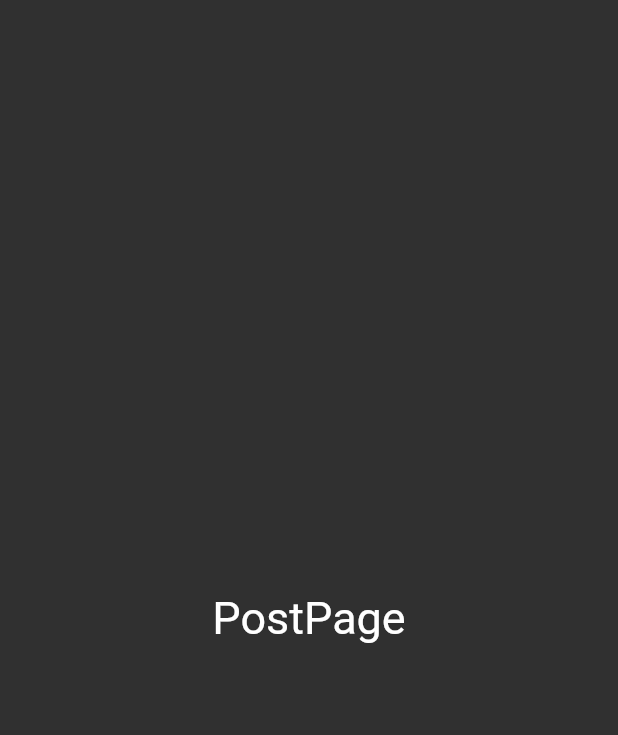
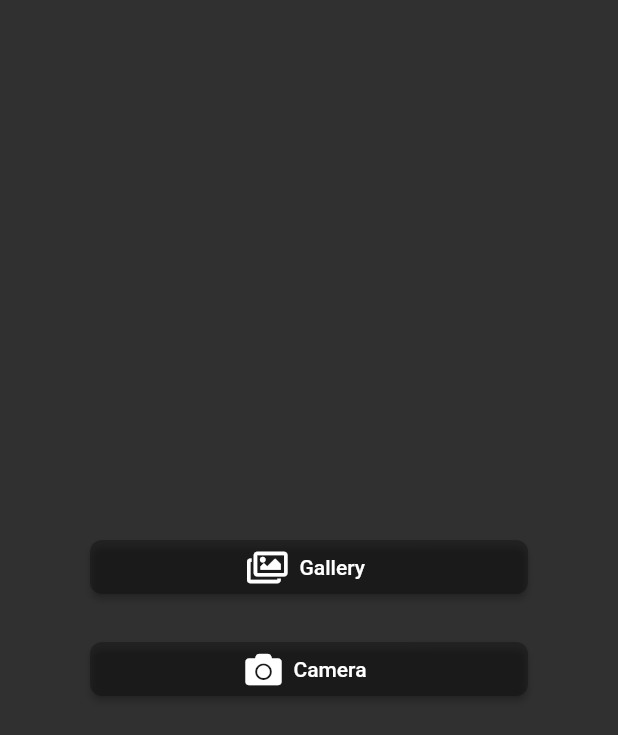
Before and after one commit to sugiyamasyogo/training_6_instaclone, a Flutter app: the PostPage screen opened directly, on a phone screen of 412 x 824 dp. Shown: the top 735 px of the screen. Run offline on Flutter 3.47's test engine with Material 2 defaults, Android fonts, the phone set to English and light mode, and no system bars; our stand-ins replace cloud_firestore, firebase_auth, firebase_core, fluttertoast, font_awesome_flutter, google_sign_in and 1 more; accounts and stored records are empty; Roboto replaces fonts that are missing (NotoSansJP-Medium).

Commit message:
Post_page ButtonWithIcon(ギャラリー＆カメラ)

```diff
--- a/lib/main.dart
+++ b/lib/main.dart
@@ -41,7 +41,7 @@ class MyApp extends StatelessWidget {
       theme: ThemeData(
           brightness: Brightness.dark,
           elevatedButtonTheme: ElevatedButtonThemeData(
-            style: ElevatedButton.styleFrom(primary: Colors.white),
+            style: ElevatedButton.styleFrom(primary: Colors.black26),
           ),
           iconTheme: IconThemeData(color: Colors.white),
           fontFamily: RegularFont),
--- /dev/null
+++ b/lib/models/location/location_manager.dart
@@ -0,0 +1,3 @@
+class LocationManager {
+
+}
--- /dev/null
+++ b/lib/utils/constants.dart
@@ -0,0 +1,4 @@
+enum UploadType {
+  GALLERY,
+  CAMERA,
+}
--- a/lib/view/activities/pages/activities_page.dart
+++ b/lib/view/activities/pages/activities_page.dart
@@ -1,5 +1,4 @@
 import 'package:flutter/material.dart';
-import 'package:provider/provider.dart';
 
 class ActivitiesPage extends StatelessWidget {
   const ActivitiesPage({Key? key}) : super(key: key);
--- a/lib/view/feed/pages/feed_page.dart
+++ b/lib/view/feed/pages/feed_page.dart
@@ -1,5 +1,4 @@
 import 'package:flutter/material.dart';
-import 'package:provider/provider.dart';
 
 class FeedPage extends StatelessWidget {
   const FeedPage({Key? key}) : super(key: key);
--- a/lib/view/post/pages/post_page.dart
+++ b/lib/view/post/pages/post_page.dart
@@ -1,5 +1,10 @@
 import 'package:flutter/material.dart';
-import 'package:provider/provider.dart';
+import 'package:font_awesome_flutter/font_awesome_flutter.dart';
+import 'package:training_6_instaclone/utils/constants.dart';
+import 'package:training_6_instaclone/view/common/components/button_with_icon.dart';
+import 'package:training_6_instaclone/view/post/pages/screens/post_upload_screen.dart';
+
+import '../../../generated/l10n.dart';
 
 class PostPage extends StatelessWidget {
   const PostPage({Key? key}) : super(key: key);
@@ -8,7 +13,38 @@ class PostPage extends StatelessWidget {
   Widget build(BuildContext context) {
     return Scaffold(
       body: Center(
-        child: Text("PostPage",style: TextStyle(fontSize: 30.0),),
+          child: Padding(
+        padding: const EdgeInsets.symmetric(horizontal: 60.0),
+        child: Column(
+          mainAxisAlignment: MainAxisAlignment.center,
+          crossAxisAlignment: CrossAxisAlignment.stretch,
+          children: [
+            ButtonWithIcon(
+              iconData: FontAwesomeIcons.images,
+              label: S.of(context).gallery,
+              onPressed: () =>
+                  _openPostUploadScreen(UploadType.GALLERY, context), //TODO
+            ),
+            SizedBox(
+              height: 20.0,
+            ),
+            ButtonWithIcon(
+              iconData: FontAwesomeIcons.camera,
+              label: S.of(context).camera,
+              onPressed: () =>
+                  _openPostUploadScreen(UploadType.CAMERA, context), //TODO
+            ),
+          ],
+        ),
+      )),
+    );
+  }
+
+  _openPostUploadScreen(UploadType uploadType, BuildContext context) {
+    Navigator.push(
+      context,
+      MaterialPageRoute(
+        builder: (_) => PostUploadScreen(uploadType: uploadType),
       ),
     );
   }
--- a/lib/view/profile/pages/profile_page.dart
+++ b/lib/view/profile/pages/profile_page.dart
@@ -1,5 +1,4 @@
 import 'package:flutter/material.dart';
-import 'package:provider/provider.dart';
 
 class ProfilePage extends StatelessWidget {
   const ProfilePage({Key? key}) : super(key: key);
--- a/lib/view/search/pages/search_page.dart
+++ b/lib/view/search/pages/search_page.dart
@@ -1,5 +1,4 @@
 import 'package:flutter/material.dart';
-import 'package:provider/provider.dart';
 
 class SearchPage extends StatelessWidget {
   const SearchPage({Key? key}) : super(key: key);
--- a/pubspec.yaml
+++ b/pubspec.yaml
@@ -47,6 +47,9 @@ dependencies:
   provider: ^6.0.2
   font_awesome_flutter: ^9.2.0
   fluttertoast: ^8.0.9
+  image_picker: ^0.8.4+11
+  geolocator: ^8.2.0
+  geocoding: ^2.0.4
 
 dev_dependencies:
   flutter_test:
```
Also changed, not shown: lib/di/providers.dart (+17 -0 lines), lib/models/repositories/post_rerository.dart (added, +31 -0 lines), lib/view/post/pages/screens/post_upload_screen.dart (added, +22 -0 lines), lib/view_models/post_view_model.dart (added, +34 -0 lines), pubspec.lock, 4 other files.
